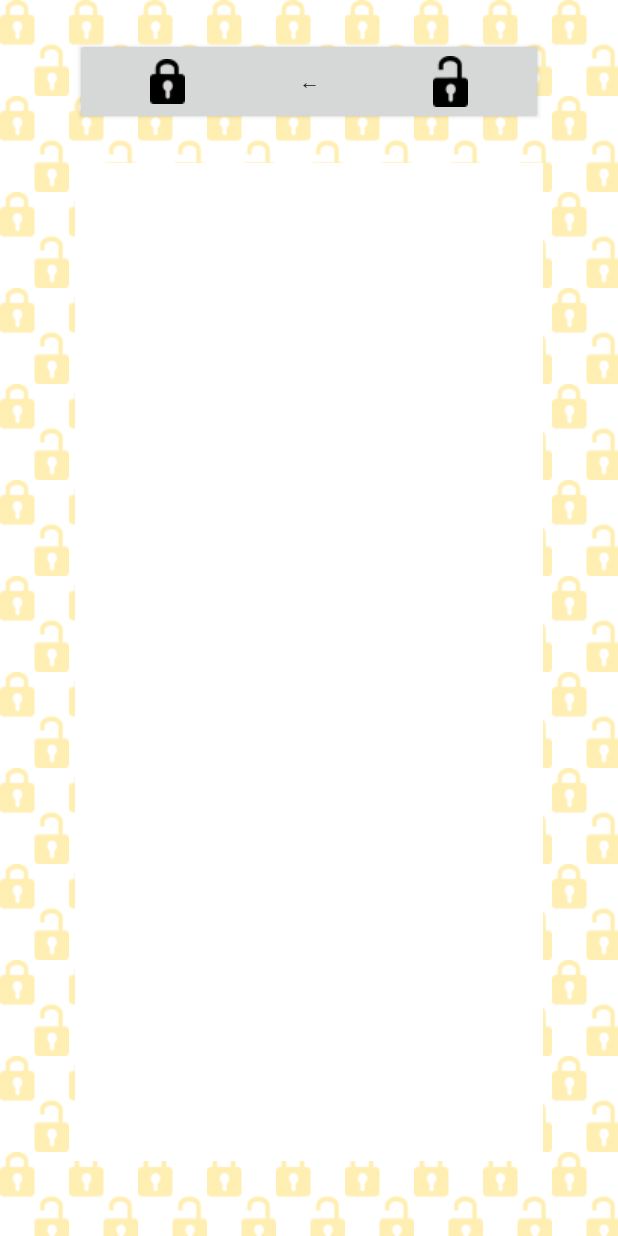
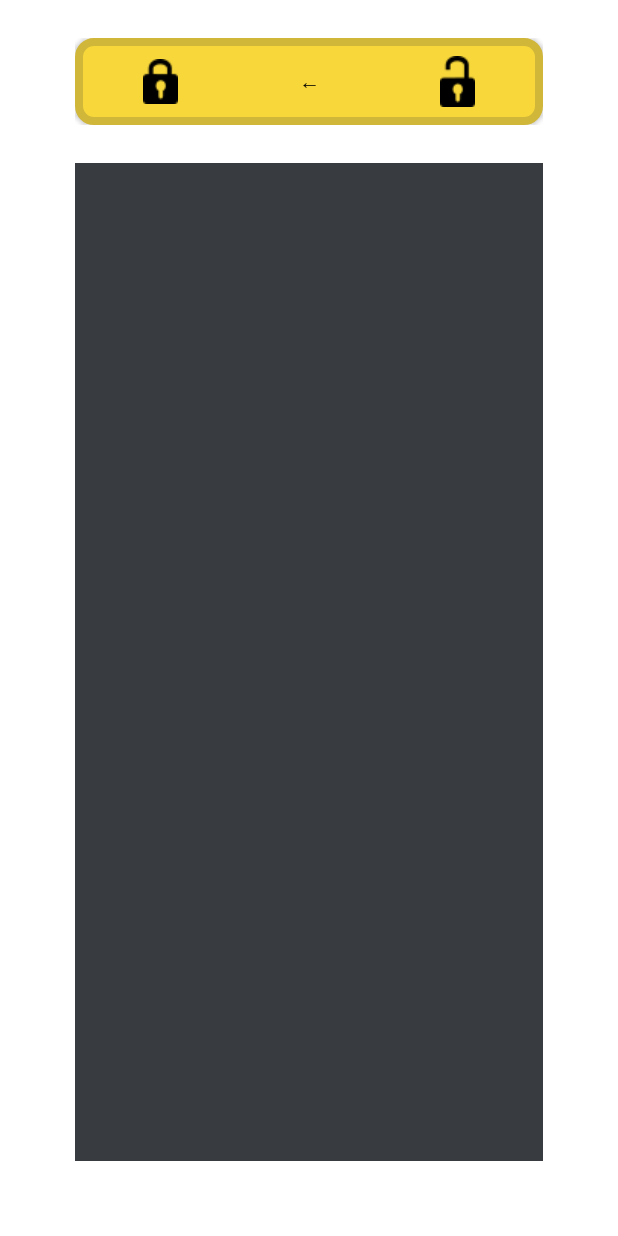
Before and after one commit to 8suzuran8/tool-secret, an Android app: the layout fragment_main_textarea_decrypt.xml on its own in the app's theme, with its tools: preview values and no code run, on a phone screen of 412 x 824 dp. Run offline under Robolectric (Android 15) with nearby library versions, the phone set to English and light mode, and no system bars.

Commit message:
Design changes

```diff
--- a/app/src/main/res/drawable/background.xml
+++ b/app/src/main/res/drawable/background.xml
@@ -2,5 +2,4 @@
 <bitmap
     xmlns:android="http://schemas.android.com/apk/res/android"
     android:src="@drawable/background_image"
-    android:alpha="0.3"
     android:tileMode="repeat" />
--- /dev/null
+++ b/app/src/main/res/drawable/button.xml
@@ -0,0 +1,12 @@
+<?xml version="1.0" encoding="utf-8"?>
+<selector xmlns:android="http://schemas.android.com/apk/res/android">
+    <item>
+        <shape android:shape="rectangle">
+            <solid android:color="@color/button" />
+            <corners android:radius="10dp" />
+            <stroke
+                android:width="5dp"
+                android:color="@color/button_border" />
+        </shape>
+    </item>
+</selector>
--- a/app/src/main/res/layout/fragment_main_textarea_decrypt.xml
+++ b/app/src/main/res/layout/fragment_main_textarea_decrypt.xml
@@ -4,7 +4,6 @@
     android:id="@+id/main_textarea_plane"
     android:layout_width="match_parent"
     android:layout_height="match_parent"
-    android:background="@drawable/background"
     android:gravity="center"
     android:orientation="vertical"
     android:paddingLeft="50dp"
@@ -27,15 +26,17 @@
             android:onClick="buttonClickListener"
             android:text="@string/arrow_left"
             android:translationZ="1dp"
+            android:background="@drawable/button"
+            android:textColor="@color/black"
             tools:ignore="VisualLintButtonSize,VisualLintOverlap" />
 
         <LinearLayout
             android:layout_width="match_parent"
             android:layout_height="match_parent"
             android:layout_gravity="center"
-            android:paddingLeft="50dp"
+            android:paddingLeft="45dp"
             android:paddingTop="10dp"
-            android:paddingRight="50dp"
+            android:paddingRight="45dp"
             android:paddingBottom="10dp"
             android:translationZ="10dp">
 
@@ -65,9 +66,10 @@
         android:layout_height="match_parent"
         android:layout_gravity="center"
         android:layout_weight="1"
-        android:background="@color/white"
+        android:padding="10dp"
+        android:background="@color/edit_text"
         android:gravity="top"
         android:inputType="textMultiLine"
-        android:textColor="@color/black"
+        android:textColor="@color/white"
         tools:ignore="Autofill,LabelFor,SpeakableTextPresentCheck,VisualLintTextFieldSize" />
 </LinearLayout>
--- a/app/src/main/res/values/colors.xml
+++ b/app/src/main/res/values/colors.xml
@@ -3,4 +3,8 @@
     <color name="black">#FF000000</color>
     <color name="white">#FFFFFFFF</color>
     <color name="transparent">#00000000</color>
+
+    <color name="button">#FFF7D73A</color>
+    <color name="button_border">#FFD0B639</color>
+    <color name="edit_text">#FF383B40</color>
 </resources>
```
Also changed, not shown: app/src/main/java/com/example/tool_secret/MainActivity.kt (+26 -1 lines), app/src/main/res/layout/activity_main.xml (+6 -1 lines), app/src/main/res/layout/fragment_main.xml (+6 -5 lines), app/src/main/res/layout/fragment_main_textarea_encrypt.xml (+7 -5 lines), app/src/main/res/drawable/background_image.png, 1 other file.
